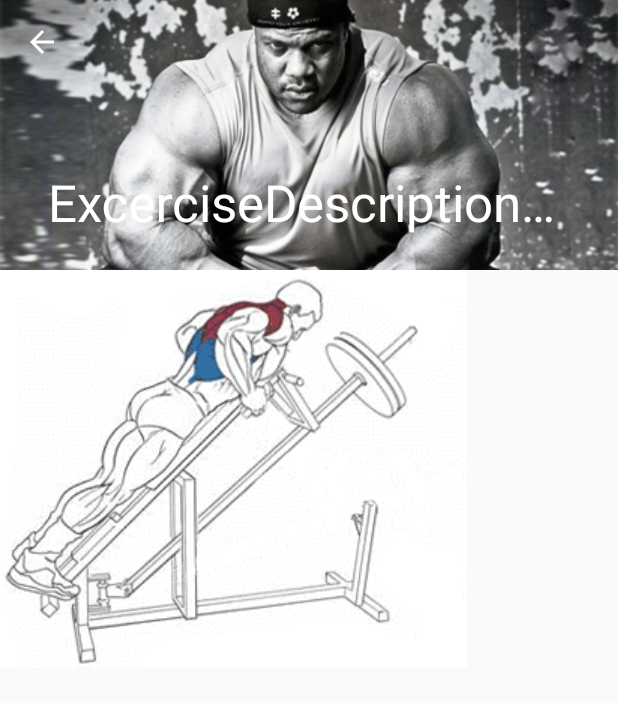
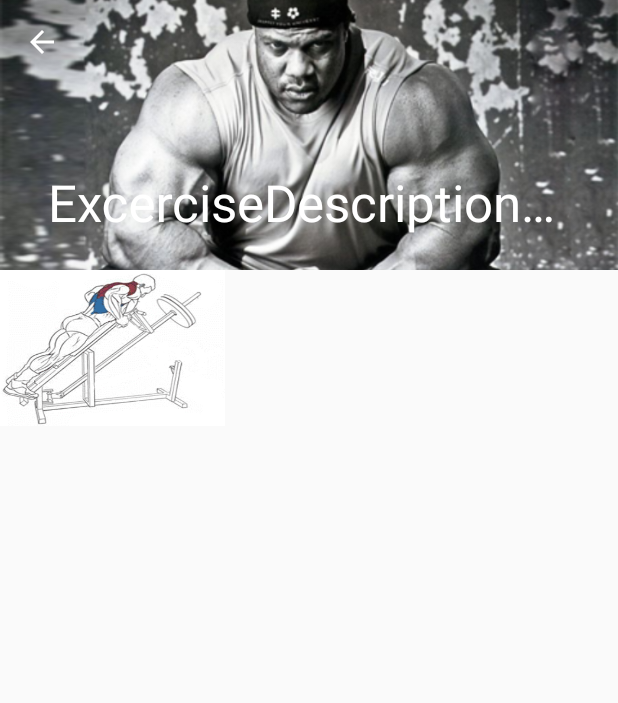
Before and after one commit to lDionis/TrainUP, an Android app: the ExcerciseDescriptionActivity screen opened directly, with no data from a screen before it, on a phone screen of 412 x 824 dp. Shown: the top 703 px of the screen. Run offline under Robolectric (Android 15) with nearby library versions, the phone set to English and light mode, and no system bars.

Commit message:
Secddd Commit

```diff
--- a/app/src/main/java/com/ldionis/trainupapplication/ExcerciseDescriptionActivity.java
+++ b/app/src/main/java/com/ldionis/trainupapplication/ExcerciseDescriptionActivity.java
@@ -36,7 +36,7 @@ public class ExcerciseDescriptionActivity extends AppCompatActivity {
     }
 
     public void animateImage(){
-        BitmapDrawable frame1 = (BitmapDrawable)getResources().getDrawable(R.drawable.ttiaga1);
+        BitmapDrawable frame1 = (BitmapDrawable)getResources().getDrawable(R.drawable.logo);
         BitmapDrawable frame2 = (BitmapDrawable)getResources().getDrawable(R.drawable.ttiaga2);
 
         AnimationDrawable mAnimation = new AnimationDrawable();
```
